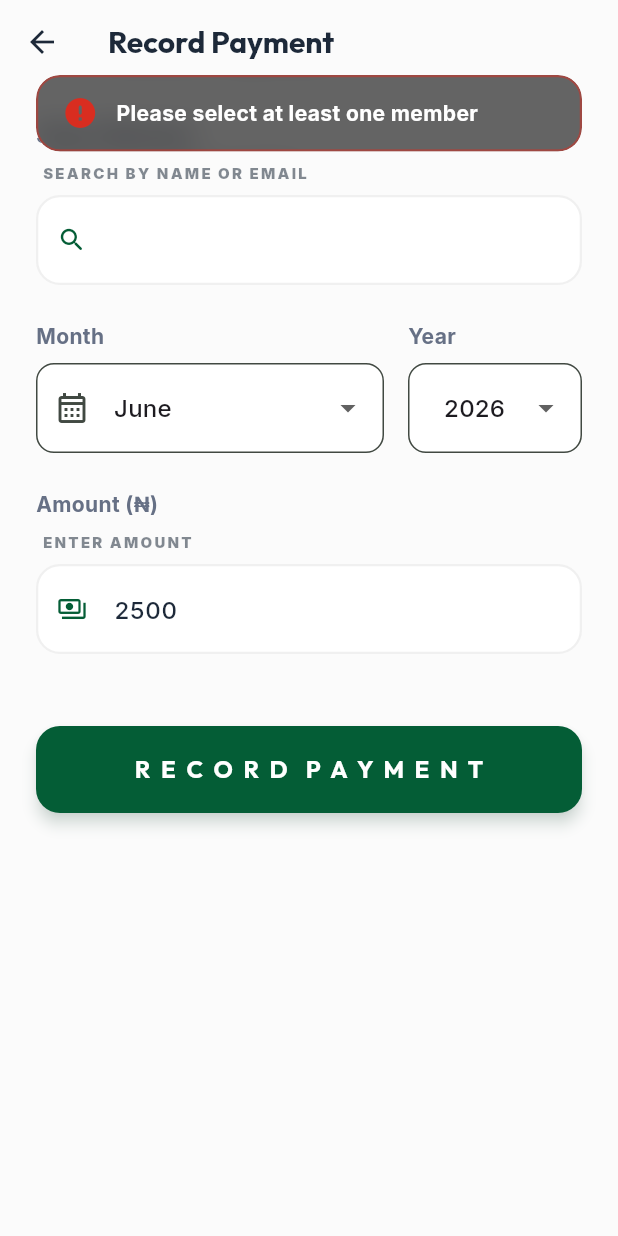
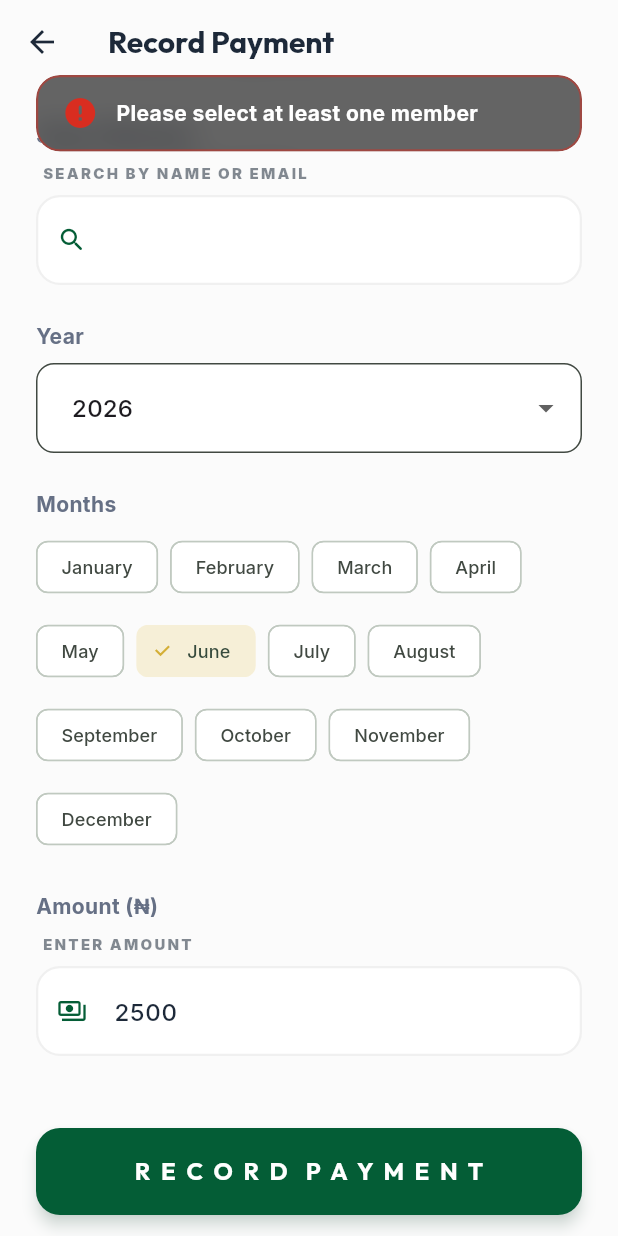
Before and after one commit to SharifIbrahimDev/-miftah-alumni, a Flutter app: the RecordContributionScreen screen opened directly, after a tap on an icon or button, on a phone screen of 412 x 824 dp. Run offline on Flutter 3.47's test engine with Material 3 defaults, Android fonts, the phone set to English and light mode, and no system bars; our stand-ins replace fl_chart, flip_card, flutter_animate, flutter_local_notifications, flutter_secure_storage, flutter_spinkit and 6 more; missing offline and left inert: local_auth_platform_interface; accounts and stored records are empty; network calls fail.

Commit message:
Support multiple month selection

```diff
--- a/miftah_mobile/lib/presentation/screens/contributions/record_contribution_screen.dart
+++ b/miftah_mobile/lib/presentation/screens/contributions/record_contribution_screen.dart
@@ -20,7 +20,7 @@ class _RecordContributionScreenState extends State<RecordContributionScreen> {
   final _amountController = TextEditingController(text: '2500');
   final List<User> _selectedUsers = [];
   TextEditingController? _autoCompleteController;
-  String _selectedMonth = 'January';
+  final List<String> _selectedMonths = [];
   String _selectedYear = '2026';
 
   final List<String> _months = [
@@ -34,7 +34,7 @@ class _RecordContributionScreenState extends State<RecordContributionScreen> {
     super.initState();
     // Default to current month/year
     final now = DateTime.now();
-    _selectedMonth = _months[now.month - 1];
+    _selectedMonths.add(_months[now.month - 1]);
     _selectedYear = now.year.toString();
     if (!_years.contains(_selectedYear)) {
       _years.add(_selectedYear);
@@ -47,16 +47,21 @@ class _RecordContributionScreenState extends State<RecordContributionScreen> {
       ToastService.showError(context, 'Please select at least one member');
       return;
     }
+    if (_selectedMonths.isEmpty) {
+      ToastService.showError(context, 'Please select at least one month');
+      return;
+    }
     final amount = double.tryParse(_amountController.text);
     if (amount == null || amount <= 0) {
       ToastService.showError(context, 'Please enter a valid amount');
       return;
     }
 
-    final monthString = '$_selectedMonth $_selectedYear';
     bool hasError = false;
 
     for (final user in _selectedUsers) {
+      for (final month in _selectedMonths) {
+        final monthString = '$month $_selectedYear';
         final success = await context.read<ContributionProvider>().recordContribution(
               user.id,
               amount,
@@ -67,9 +72,10 @@ class _RecordContributionScreenState extends State<RecordContributionScreen> {
           hasError = true;
         }
       }
+    }
 
     if (!hasError && mounted) {
-      ToastService.showSuccess(context, 'Payments recorded successfully for ${_selectedUsers.length} member(s)');
+      ToastService.showSuccess(context, 'Payments recorded successfully for ${_selectedUsers.length} member(s) across ${_selectedMonths.length} month(s)');
       Navigator.pop(context);
     } else if (mounted) {
       ToastService.showError(context, 'Failed to record one or more payments');
@@ -150,38 +156,6 @@ class _RecordContributionScreenState extends State<RecordContributionScreen> {
               ),
 
             const SizedBox(height: 24),
-            Row(
-              children: [
-                Expanded(
-                  flex: 2,
-                  child: Column(
-                    crossAxisAlignment: CrossAxisAlignment.start,
-                    children: [
-                      Text(
-                        'Month',
-                        style: GoogleFonts.inter(fontWeight: FontWeight.bold, fontSize: 14, color: AppColors.textSecondary),
-                      ),
-                      const SizedBox(height: 8),
-                      DropdownButtonFormField<String>(
-                        value: _selectedMonth,
-                        decoration: InputDecoration(
-                          prefixIcon: const Icon(Icons.calendar_month_outlined),
-                          border: OutlineInputBorder(borderRadius: BorderRadius.circular(12)),
-                          filled: true,
-                          fillColor: AppColors.surface,
-                        ),
-                        items: _months.map((m) => DropdownMenuItem(value: m, child: Text(m))).toList(),
-                        onChanged: (val) => setState(() => _selectedMonth = val!),
-                      ),
-                    ],
-                  ),
-                ),
-                const SizedBox(width: 16),
-                Expanded(
-                  flex: 1,
-                  child: Column(
-                    crossAxisAlignment: CrossAxisAlignment.start,
-                    children: [
             Text(
               'Year',
               style: GoogleFonts.inter(fontWeight: FontWeight.bold, fontSize: 14, color: AppColors.textSecondary),
@@ -197,10 +171,34 @@ class _RecordContributionScreenState extends State<RecordContributionScreen> {
               items: _years.map((y) => DropdownMenuItem(value: y, child: Text(y))).toList(),
               onChanged: (val) => setState(() => _selectedYear = val!),
             ),
-                    ],
+
+            const SizedBox(height: 24),
+            Text(
+              'Months',
+              style: GoogleFonts.inter(fontWeight: FontWeight.bold, fontSize: 14, color: AppColors.textSecondary),
             ),
-                ),
-              ],
+            const SizedBox(height: 8),
+            Wrap(
+              spacing: 8,
+              runSpacing: 8,
+              children: _months.map((month) {
+                final isSelected = _selectedMonths.contains(month);
+                return FilterChip(
+                  label: Text(month, style: const TextStyle(fontSize: 12)),
+                  selected: isSelected,
+                  onSelected: (selected) {
+                    setState(() {
+                      if (selected) {
+                        _selectedMonths.add(month);
+                      } else {
+                        _selectedMonths.remove(month);
+                      }
+                    });
+                  },
+                  selectedColor: AppColors.accent.withValues(alpha: 0.2),
+                  checkmarkColor: AppColors.accent,
+                );
+              }).toList(),
             ),
 
             const SizedBox(height: 24),
```
Lines whose indentation alone changed are shown as unchanged.
